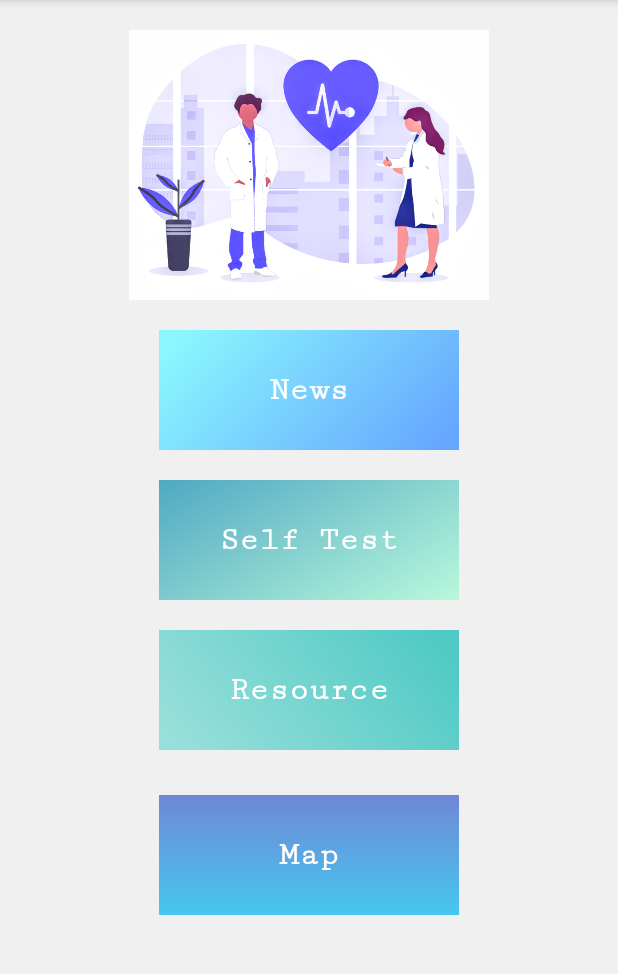
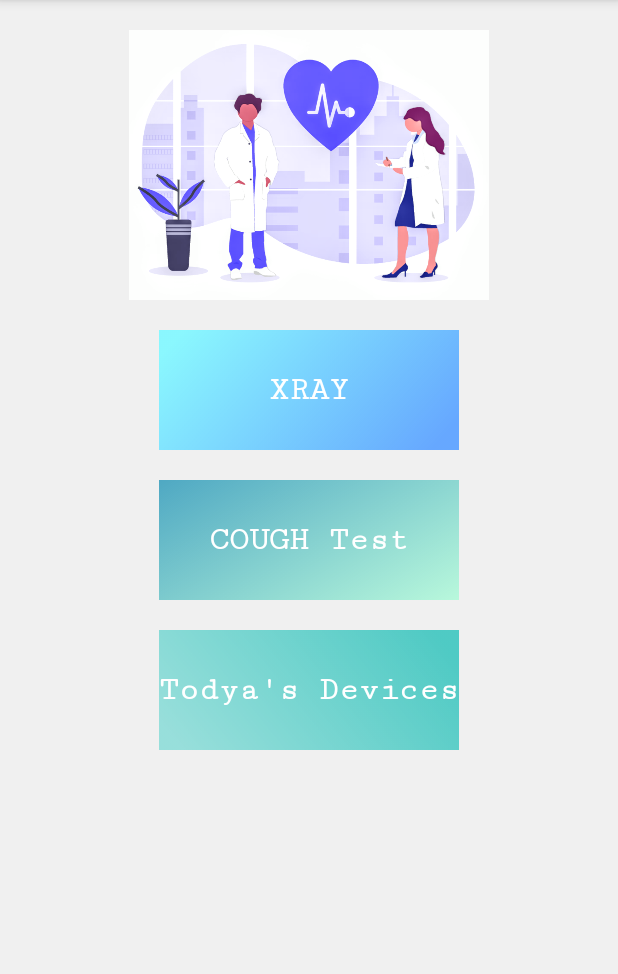
Before and after one commit to poornachandrakashi/Contact_trace, an Android app: the MainActivity screen opened directly, with no data from a screen before it, on a phone screen of 412 x 824 dp, the part 75-1049 px from its top. Run offline under Robolectric (Android 15) with nearby library versions, the phone set to English and light mode, and no system bars.

Commit message:
Added SelfTest Buttons Ver 1.6.8

```diff
--- a/app/src/main/java/com/codeyard/aakraman3/MainActivity.java
+++ b/app/src/main/java/com/codeyard/aakraman3/MainActivity.java
@@ -16,7 +16,9 @@ import android.util.Log;
 import android.view.MenuItem;
 import android.view.View;
 import android.widget.Button;
+import android.widget.ImageView;
 
+import com.codeyard.aakraman3.constants.Constants;
 import com.codeyard.aakraman3.models.UserIDModel;
 import com.codeyard.aakraman3.service.NotificationService;
 import com.codeyard.aakraman3.utils.BluetoothUtils;
@@ -113,15 +115,23 @@ public class MainActivity extends AppCompatActivity implements NavigationView.On
 
         NavigationView navigationView;
         Toolbar toolbar;
-        Button news, test, resource, map;
+        Button XRayTestButton, CoughTestButton, numDevicesButton;
 
         drawerLayout = findViewById(R.id.drawer_layout);
         navigationView = findViewById(R.id.nav_view);
         toolbar = findViewById(R.id.toolbar);
-        news = findViewById(R.id.news);
-        test = findViewById(R.id.test);
-        resource = findViewById(R.id.resource);
-        map = findViewById(R.id.map);
+        XRayTestButton = findViewById(R.id.xray_test);
+        CoughTestButton = findViewById(R.id.cough_test);
+        numDevicesButton = findViewById(R.id.num_device);
+
+        ImageView imageButton = findViewById(R.id.imageView);
+
+        imageButton.setOnClickListener(new View.OnClickListener() {
+            @Override
+            public void onClick(View c) {
+
+            }
+        });
         //Navigation Drawer
         setSupportActionBar(toolbar);
 
@@ -140,31 +150,37 @@ public class MainActivity extends AppCompatActivity implements NavigationView.On
 
         //On Click
 
-        news.setOnClickListener(new View.OnClickListener() {
+//        news.setOnClickListener(new View.OnClickListener() {
+//            @Override
+//            public void onClick(View v) {
+//                startActivity(new Intent(MainActivity.this, NewsActivity.class));
+//            }
+//        });
+//
+//        map.setOnClickListener(new View.OnClickListener() {
+//            @Override
+//            public void onClick(View v) {
+//                startActivity(new Intent(MainActivity.this, MapActivity.class));
+//            }
+//        });
+//
+//        resource.setOnClickListener(new View.OnClickListener() {
+//            @Override
+//            public void onClick(View v) {
+//                startActivity(new Intent(MainActivity.this, ResourcesActivity.class));
+//            }
+//        });
+
+        XRayTestButton.setOnClickListener(new View.OnClickListener() {
             @Override
             public void onClick(View v) {
-                startActivity(new Intent(MainActivity.this, NewsActivity.class));
+                startActivity(new Intent(MainActivity.this, SelfTestActivity.class).putExtra("WHERE", Constants.AAKRAMAN_URL + Constants.XRAY_TEST_URL));
             }
         });
-
-        map.setOnClickListener(new View.OnClickListener() {
+        CoughTestButton.setOnClickListener(new View.OnClickListener() {
             @Override
             public void onClick(View v) {
-                startActivity(new Intent(MainActivity.this, MapActivity.class));
-            }
-        });
-
-        resource.setOnClickListener(new View.OnClickListener() {
-            @Override
-            public void onClick(View v) {
-                startActivity(new Intent(MainActivity.this, ResourcesActivity.class));
-            }
-        });
-
-        test.setOnClickListener(new View.OnClickListener() {
-            @Override
-            public void onClick(View v) {
-                startActivity(new Intent(MainActivity.this, SelfTestActivity.class));
+                startActivity(new Intent(MainActivity.this, SelfTestActivity.class).putExtra("WHERE", Constants.AAKRAMAN_URL + Constants.COUGH_TEST_URL));
             }
         });
 
--- a/app/src/main/java/com/codeyard/aakraman3/constants/Constants.java
+++ b/app/src/main/java/com/codeyard/aakraman3/constants/Constants.java
@@ -5,7 +5,10 @@ public class Constants {
     public static final int SCAN_PERIOD = 12000;
     public static final String USER_ID = "USER_ID";
     //URL
-    public static final String AAKRAMAN_URL = "http://www.akraman.team";
+    public static final String AAKRAMAN_URL = "www.akraman.team";
+    public static final String COUGH_TEST_URL = "/audio";
+    public static final String XRAY_TEST_URL = "/xray";
+
     //    Network
     public static final int WIFI = 1;
     public static final int MOBILE_DATA = 2;
--- a/app/src/main/res/layout/activity_main.xml
+++ b/app/src/main/res/layout/activity_main.xml
@@ -24,7 +24,7 @@
 
         <LinearLayout
             android:layout_width="match_parent"
-            android:layout_height="wrap_content"
+            android:layout_height="match_parent"
             android:background="#f0f0f0"
             android:orientation="vertical">
 
@@ -40,61 +40,61 @@
                 app:srcCompat="@drawable/img1" />
 
             <Button
-                android:id="@+id/news"
+                android:id="@+id/xray_test"
                 android:layout_width="200dp"
                 android:layout_height="80dp"
                 android:layout_gravity="center"
                 android:layout_marginTop="20dp"
                 android:background="@drawable/bg1"
                 android:fontFamily="serif-monospace"
-                android:text="News"
+                android:text="XRAY"
                 android:textAllCaps="false"
                 android:textColor="#ffffff"
                 android:textSize="22dp"
                 android:textStyle="bold" />
 
             <Button
-                android:id="@+id/test"
+                android:id="@+id/cough_test"
                 android:layout_width="200dp"
                 android:layout_height="80dp"
                 android:layout_gravity="center"
                 android:layout_marginTop="20dp"
                 android:background="@drawable/bg2"
                 android:fontFamily="serif-monospace"
-                android:text="Self Test"
+                android:text="COUGH Test"
                 android:textAllCaps="false"
                 android:textColor="#ffffff"
                 android:textSize="22dp"
                 android:textStyle="bold" />
 
             <Button
-                android:id="@+id/resource"
+                android:id="@+id/num_device"
                 android:layout_width="200dp"
                 android:layout_height="80dp"
                 android:layout_gravity="center"
                 android:layout_marginTop="20dp"
                 android:background="@drawable/bg3"
                 android:fontFamily="serif-monospace"
-                android:text="Resource"
+                android:text="Todya's Devices"
                 android:textAllCaps="false"
                 android:textColor="#ffffff"
                 android:textSize="22dp"
                 android:textStyle="bold" />
 
-            <Button
-                android:id="@+id/map"
-                android:layout_width="200dp"
-                android:layout_height="80dp"
-                android:layout_gravity="center"
-                android:layout_marginTop="30dp"
-                android:layout_marginBottom="25dp"
-                android:background="@drawable/bg4"
-                android:fontFamily="serif-monospace"
-                android:text="Map"
-                android:textAllCaps="false"
-                android:textColor="#ffffff"
-                android:textSize="22dp"
-                android:textStyle="bold" />
+            <!--            <Button-->
+            <!--                android:id="@+id/map"-->
+            <!--                android:layout_width="200dp"-->
+            <!--                android:layout_height="80dp"-->
+            <!--                android:layout_gravity="center"-->
+            <!--                android:layout_marginTop="30dp"-->
+            <!--                android:layout_marginBottom="25dp"-->
+            <!--                android:background="@drawable/bg4"-->
+            <!--                android:fontFamily="serif-monospace"-->
+            <!--                android:text="Map"-->
+            <!--                android:textAllCaps="false"-->
+            <!--                android:textColor="#ffffff"-->
+            <!--                android:textSize="22dp"-->
+            <!--                android:textStyle="bold" />-->
 
         </LinearLayout>
     </ScrollView>
```
Also changed, not shown: app/src/main/java/com/codeyard/aakraman3/SelfTestActivity.java (+9 -0 lines), app/src/main/java/com/codeyard/aakraman3/server/ServerClass.java (+2 -7 lines), app/src/main/res/layout/activity_self_test.xml (+4 -4 lines).
